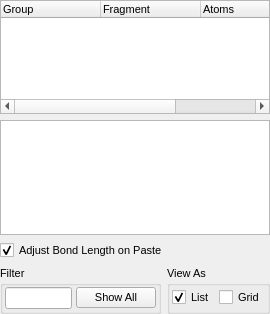
Old version of the form branches/nugui/src/gui/fragments.ui in the repository trisyoungs/aten.
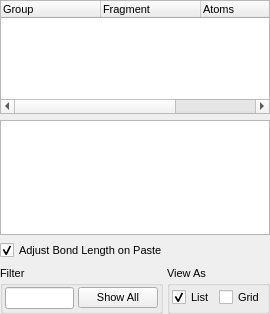
New version of the form.

```diff
--- a/branches/nugui/src/gui/fragments.ui
+++ b/branches/nugui/src/gui/fragments.ui
@@ -107,6 +107,9 @@
     </item>
     <item>
      <layout class="QHBoxLayout" name="horizontalLayout_2">
+      <property name="spacing">
+       <number>4</number>
+      </property>
       <item>
        <widget class="QGroupBox" name="FilterGroup">
         <property name="sizePolicy">
```
Left out of the diff: 1 changed line with no effect on the pictures.
